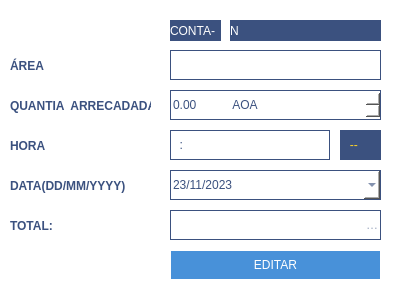
This is cambaCash/editaccount.ui in Leumim2020/CambaCash as Qt 5 draws it before an edit. The edited form follows.
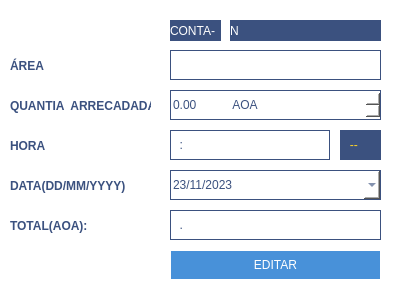
This is the edited form. Icons and pictures are not drawn.

Patch:
```diff
--- a/cambaCash/editaccount.ui
+++ b/cambaCash/editaccount.ui
@@ -213,6 +213,9 @@
 	color: rgb(59,81,127);
 }</string>
    </property>
+   <property name="inputMask">
+    <string>00.</string>
+   </property>
    <property name="maxLength">
     <number>9</number>
    </property>
@@ -341,7 +344,7 @@
 </string>
    </property>
    <property name="text">
-    <string>TOTAL:</string>
+    <string>TOTAL(AOA):</string>
    </property>
   </widget>
   <widget class="QLabel" name="label_14">
```
Left out of the diff: 4 changed lines with no effect on the pictures.
